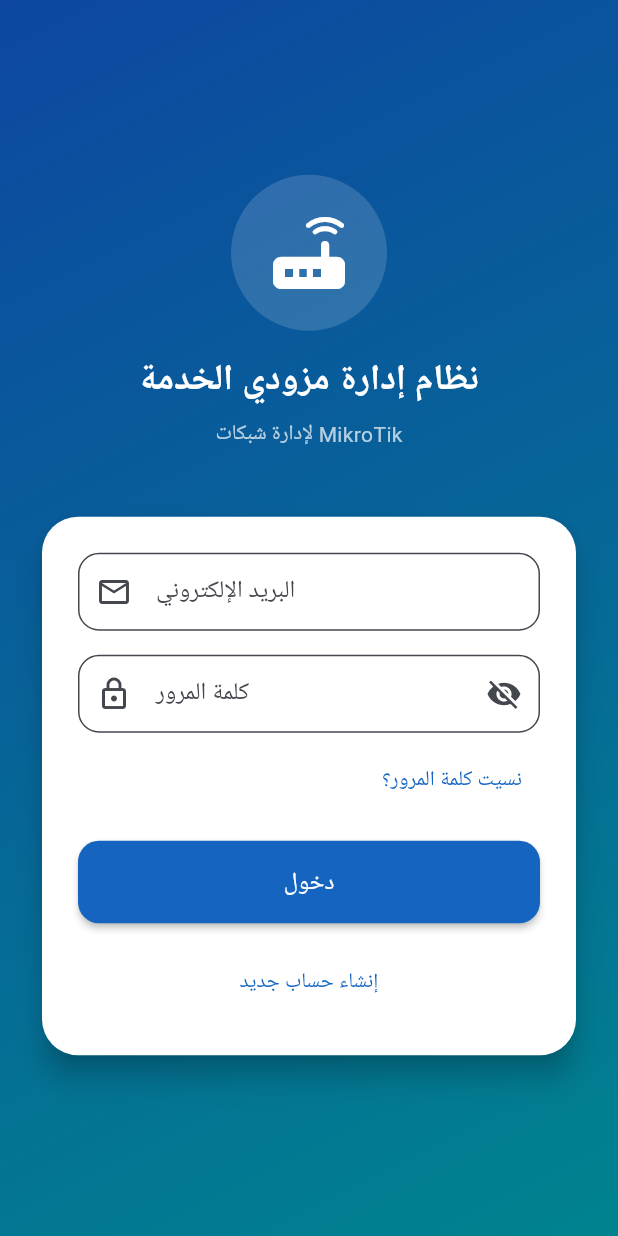
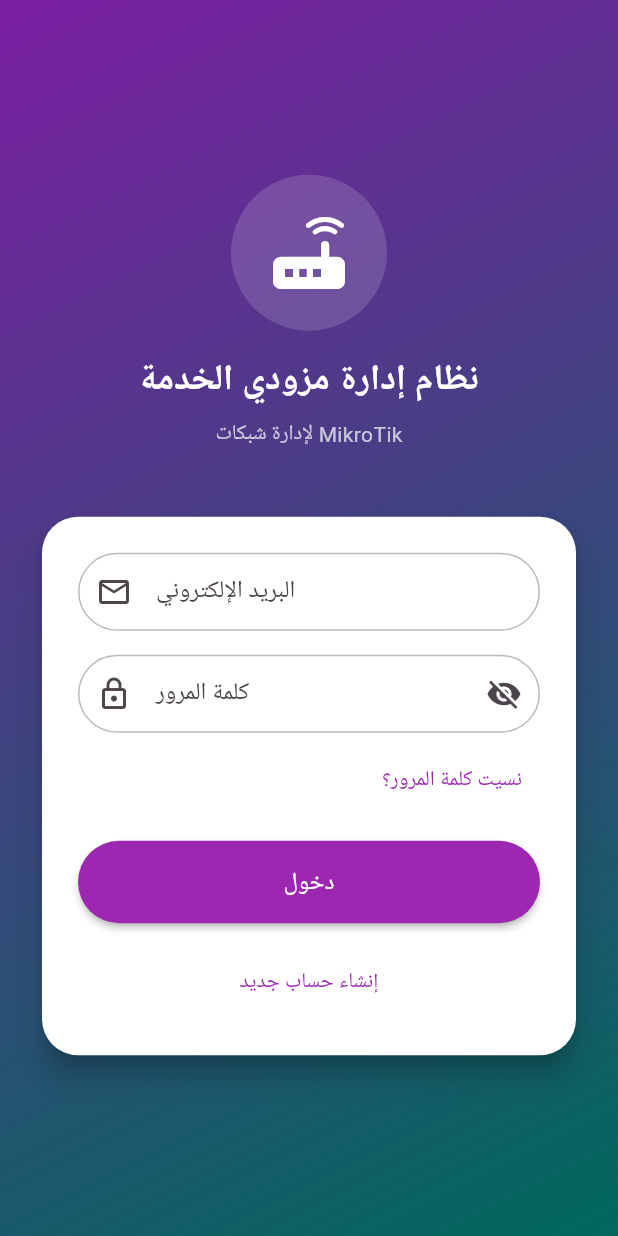
Before and after one commit to Bidroali91/MikroTik_ISP_Manager_Pro, a Flutter app: the screen it shows after launch, on a phone screen of 412 x 824 dp. Run offline on Flutter 3.47's test engine with Material 3 defaults, Android fonts, the phone set to English and light mode, and no system bars; our stand-ins replace cloud_firestore, firebase_auth, firebase_core, firebase_database, flutter_riverpod, go_router and 4 more; missing offline and left inert: barcode; accounts and stored records are empty.

Commit message:
style: apply golden-theme visual identity (purple/magenta/teal/green)
- Purple app bars, magenta pill buttons, green FAB, teal secondary
- Pill-shaped input fields (radius 30), magenta switches
- Matches MikroTik Golden app visual identity

Co-Authored-By: Claude Opus 4.8 <noreply@anthropic.com>

```diff
--- a/lib/core/theme/app_colors.dart
+++ b/lib/core/theme/app_colors.dart
@@ -1,11 +1,16 @@
 import 'package:flutter/material.dart';
 
 class AppColors {
-  static const Color primary = Color(0xFF1565C0);
-  static const Color primaryDark = Color(0xFF0D47A1);
-  static const Color primaryLight = Color(0xFF42A5F5);
-  static const Color accent = Color(0xFF00ACC1);
-  static const Color accentDark = Color(0xFF00838F);
+  // الهوية الذهبية: بنفسجي للشريط العلوي، تركوازي ثانوي، وردي للأزرار، أخضر لزر الإضافة.
+  static const Color primary = Color(0xFF9C27B0); // بنفسجي
+  static const Color primaryDark = Color(0xFF7B1FA2);
+  static const Color primaryLight = Color(0xFFBA68C8);
+  static const Color accent = Color(0xFF00897B); // تركوازي
+  static const Color accentDark = Color(0xFF00695C);
+  static const Color magenta = Color(0xFFD81B60); // وردي/ماجنتا للأزرار
+  static const Color magentaDark = Color(0xFFAD1457);
+  static const Color fabGreen = Color(0xFF2E9E6B); // أخضر زر الإضافة
+  static const Color cardRed = Color(0xFFD32F2F); // نص معاينة الكرت
   static const Color success = Color(0xFF4CAF50);
   static const Color warning = Color(0xFFFFA726);
   static const Color error = Color(0xFFEF5350);
--- a/lib/core/theme/app_theme.dart
+++ b/lib/core/theme/app_theme.dart
@@ -15,8 +15,8 @@ class AppTheme {
       ),
       scaffoldBackgroundColor: AppColors.surfaceLight,
       cardTheme: CardThemeData(
-        elevation: 3,
-        shape: RoundedRectangleBorder(borderRadius: BorderRadius.circular(18)),
+        elevation: 2,
+        shape: RoundedRectangleBorder(borderRadius: BorderRadius.circular(16)),
         color: AppColors.cardLight,
       ),
       appBarTheme: const AppBarTheme(
@@ -25,24 +25,51 @@ class AppTheme {
         backgroundColor: AppColors.primary,
         foregroundColor: Colors.white,
       ),
-      navigationBarTheme: NavigationBarThemeData(
-        indicatorColor: AppColors.primary.withOpacity(0.2),
-        labelTextStyle: WidgetStateProperty.all(
-          const TextStyle(fontSize: 12, fontWeight: FontWeight.w500),
+      // أزرار وردية/ماجنتا كهوية التطبيق الذهبي
+      elevatedButtonTheme: ElevatedButtonThemeData(
+        style: ElevatedButton.styleFrom(
+          elevation: 2,
+          backgroundColor: AppColors.magenta,
+          foregroundColor: Colors.white,
+          shape: RoundedRectangleBorder(borderRadius: BorderRadius.circular(30)),
+          padding: const EdgeInsets.symmetric(horizontal: 28, vertical: 14),
         ),
       ),
+      // زر الإضافة العائم أخضر
+      floatingActionButtonTheme: const FloatingActionButtonThemeData(
+        backgroundColor: AppColors.fabGreen,
+        foregroundColor: Colors.white,
+      ),
+      // حقول إدخال pill بحواف دائرية كبيرة
       inputDecorationTheme: InputDecorationTheme(
         filled: true,
         fillColor: Colors.white,
-        border: OutlineInputBorder(borderRadius: BorderRadius.circular(14)),
-        contentPadding: const EdgeInsets.symmetric(horizontal: 16, vertical: 14),
+        border: OutlineInputBorder(
+          borderRadius: BorderRadius.circular(30),
+          borderSide: const BorderSide(color: AppColors.divider),
+        ),
+        enabledBorder: OutlineInputBorder(
+          borderRadius: BorderRadius.circular(30),
+          borderSide: const BorderSide(color: AppColors.divider),
+        ),
+        focusedBorder: OutlineInputBorder(
+          borderRadius: BorderRadius.circular(30),
+          borderSide: const BorderSide(color: AppColors.primary, width: 2),
+        ),
+        contentPadding: const EdgeInsets.symmetric(horizontal: 20, vertical: 14),
       ),
-      elevatedButtonTheme: ElevatedButtonThemeData(
-        style: ElevatedButton.styleFrom(
-          elevation: 2,
-          shape: RoundedRectangleBorder(borderRadius: BorderRadius.circular(14)),
-          padding: const EdgeInsets.symmetric(horizontal: 24, vertical: 14),
+      switchTheme: SwitchThemeData(
+        thumbColor: WidgetStateProperty.resolveWith(
+          (s) => s.contains(WidgetState.selected) ? AppColors.magenta : null,
         ),
+        trackColor: WidgetStateProperty.resolveWith(
+          (s) => s.contains(WidgetState.selected) ? AppColors.magenta.withValues(alpha: 0.5) : null,
+        ),
+      ),
+      tabBarTheme: const TabBarThemeData(
+        labelColor: Colors.white,
+        unselectedLabelColor: Colors.white70,
+        indicatorColor: Colors.white,
       ),
     );
   }
@@ -60,8 +87,8 @@ class AppTheme {
       ),
       scaffoldBackgroundColor: AppColors.surfaceDark,
       cardTheme: CardThemeData(
-        elevation: 3,
-        shape: RoundedRectangleBorder(borderRadius: BorderRadius.circular(18)),
+        elevation: 2,
+        shape: RoundedRectangleBorder(borderRadius: BorderRadius.circular(16)),
         color: AppColors.cardDark,
       ),
       appBarTheme: const AppBarTheme(
@@ -70,11 +97,40 @@ class AppTheme {
         backgroundColor: AppColors.primaryDark,
         foregroundColor: Colors.white,
       ),
+      elevatedButtonTheme: ElevatedButtonThemeData(
+        style: ElevatedButton.styleFrom(
+          elevation: 2,
+          backgroundColor: AppColors.magenta,
+          foregroundColor: Colors.white,
+          shape: RoundedRectangleBorder(borderRadius: BorderRadius.circular(30)),
+          padding: const EdgeInsets.symmetric(horizontal: 28, vertical: 14),
+        ),
+      ),
+      floatingActionButtonTheme: const FloatingActionButtonThemeData(
+        backgroundColor: AppColors.fabGreen,
+        foregroundColor: Colors.white,
+      ),
       inputDecorationTheme: InputDecorationTheme(
         filled: true,
         fillColor: AppColors.cardDark,
-        border: OutlineInputBorder(borderRadius: BorderRadius.circular(14)),
-        contentPadding: const EdgeInsets.symmetric(horizontal: 16, vertical: 14),
+        border: OutlineInputBorder(
+          borderRadius: BorderRadius.circular(30),
+          borderSide: const BorderSide(color: AppColors.divider),
+        ),
+        enabledBorder: OutlineInputBorder(
+          borderRadius: BorderRadius.circular(30),
+          borderSide: const BorderSide(color: AppColors.divider),
+        ),
+        focusedBorder: OutlineInputBorder(
+          borderRadius: BorderRadius.circular(30),
+          borderSide: const BorderSide(color: AppColors.primaryLight, width: 2),
+        ),
+        contentPadding: const EdgeInsets.symmetric(horizontal: 20, vertical: 14),
+      ),
+      tabBarTheme: const TabBarThemeData(
+        labelColor: Colors.white,
+        unselectedLabelColor: Colors.white70,
+        indicatorColor: Colors.white,
       ),
     );
   }
```
